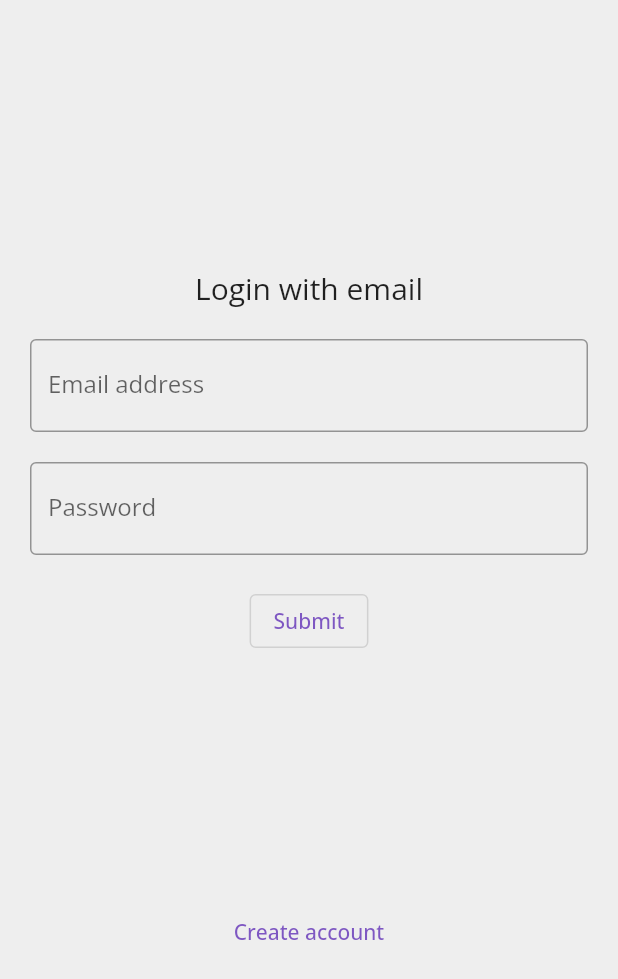
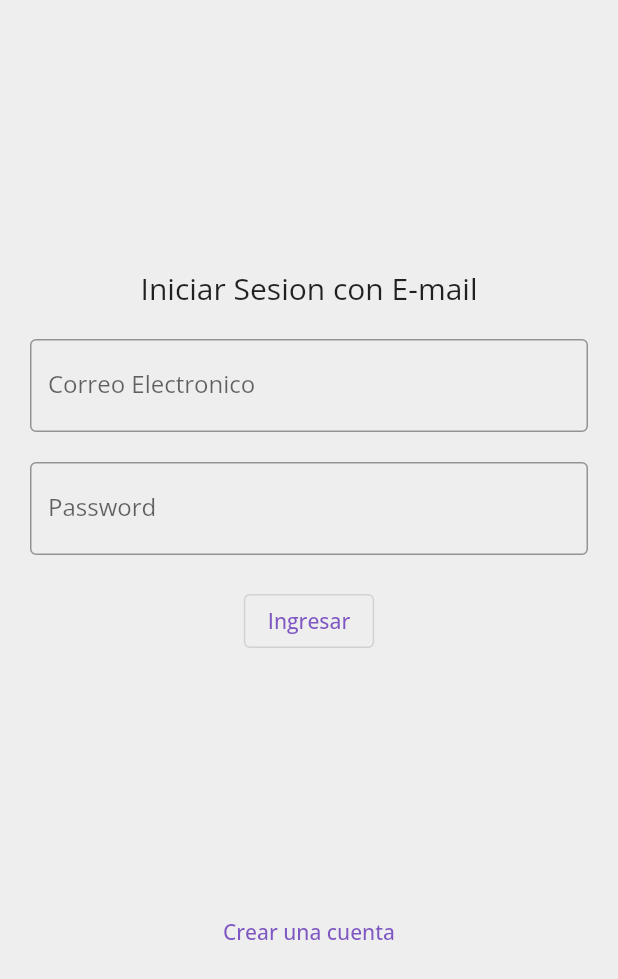
Before and after one commit to JColmenares0212/Nivelacion-Ciclo-IV-JulianColmenares, a Flutter app: the screen it shows after launch, on a phone screen of 412 x 824 dp. Shown: the top 979 px of the screen. Run offline on Flutter 3.47's test engine with Material 2 defaults, Android fonts, the phone set to English and light mode, and no system bars; our stand-ins replace cloud_firestore, firebase_auth, firebase_core, get, google_fonts, loggy and 1 more; missing offline and left inert: prompt_dialog; accounts and stored records are empty.

Commit message:
Update firebase_login.dart

```diff
--- a/lib/ui/pages/authentication/firebase_login.dart
+++ b/lib/ui/pages/authentication/firebase_login.dart
@@ -19,8 +19,8 @@ class _FirebaseLogInState extends State<FirebaseLogIn> {
     print('_login $theEmail $thePassword');
     try {
       // TODO
-      logInfo(
-          'Aquí llamar al método login del authenticationController con await');
+      await authenticationController.login(theEmail, thePassword);
+      //Aquí llamar al método login del authenticationController con await
     } catch (err) {
       Get.snackbar(
         "Login",
@@ -44,7 +44,7 @@ class _FirebaseLogInState extends State<FirebaseLogIn> {
             child:
                 Column(mainAxisAlignment: MainAxisAlignment.center, children: [
               const Text(
-                "Login with email",
+                "Iniciar Sesion con E-mail",
                 style: TextStyle(fontSize: 20),
               ),
               const SizedBox(
@@ -54,12 +54,13 @@ class _FirebaseLogInState extends State<FirebaseLogIn> {
                 key: const ValueKey("loginEmail"),
                 keyboardType: TextInputType.emailAddress,
                 controller: controllerEmail,
-                decoration: const InputDecoration(labelText: "Email address"),
+                decoration:
+                    const InputDecoration(labelText: "Correo Electronico"),
                 validator: (value) {
                   if (value!.isEmpty) {
-                    return "Enter email";
+                    return "Ingrese su E-mail";
                   } else if (!value.contains('@')) {
-                    return "Enter valid email address";
+                    return "Ingrese un E-mail valido";
                   }
                 },
               ),
@@ -74,9 +75,9 @@ class _FirebaseLogInState extends State<FirebaseLogIn> {
                 obscureText: true,
                 validator: (value) {
                   if (value!.isEmpty) {
-                    return "Enter password";
+                    return "Ingresar Contraseña";
                   } else if (value.length < 6) {
-                    return "Password should have at least 6 characters";
+                    return "La contraseña debe contener al menos 6 caracteres";
                   }
                   return null;
                 },
@@ -95,16 +96,20 @@ class _FirebaseLogInState extends State<FirebaseLogIn> {
                     await _login(controllerEmail.text, controllerPassword.text);
                   }
                 },
-                child: const Text("Submit"),
+                child: const Text("Ingresar"),
               ),
             ]),
           ),
           TextButton(
               onPressed: () {
                 // TODO
-                logInfo('Aquí navegar a  FirebaseSignUp');
+                Navigator.push(
+                    context,
+                    MaterialPageRoute(
+                        builder: (context) =>
+                            FirebaseSignUp())); //Aquí navegar a  FirebaseSignUp
               },
-              child: const Text("Create account"))
+              child: const Text("Crear una cuenta"))
         ],
       ),
     );
```
